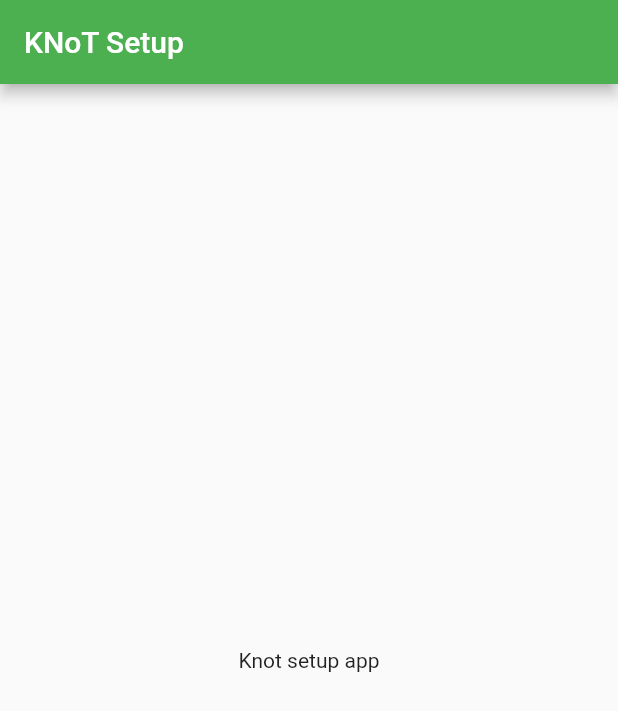
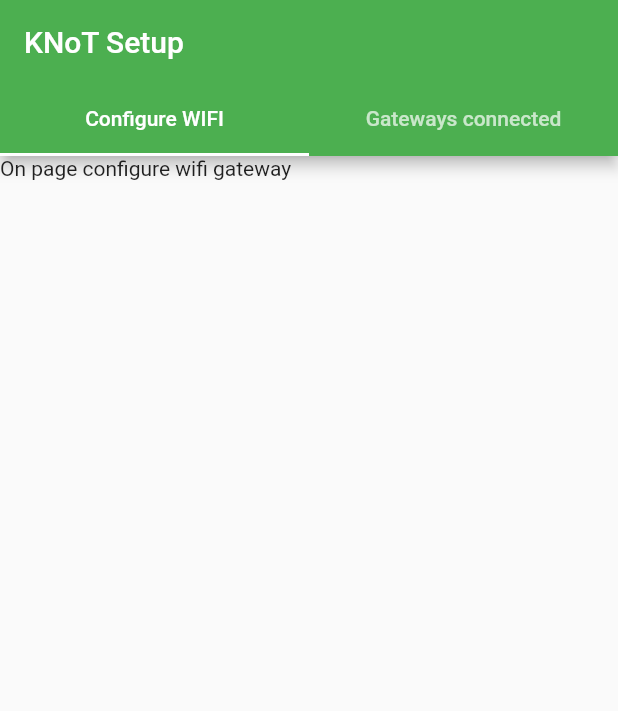
Before and after one commit to ramonhpr/knot_setup_flutter, a Flutter app: the screen it shows after launch, on a phone screen of 412 x 824 dp. Shown: the top 711 px of the screen. Run offline on Flutter 3.47's test engine with Material 2 defaults, Android fonts, the phone set to English and light mode, and no system bars.

Commit message:
Add tab controller
This patch adds a default tabcontroller with two tabs, one for gateway
configuration over bluetooth and another for gateway discovery over
mDNS.

```diff
--- a/lib/main.dart
+++ b/lib/main.dart
@@ -6,15 +6,30 @@ class Main extends StatelessWidget {
   @override
   Widget build(BuildContext context) {
     return MaterialApp(
-        title: 'KNoT Setup App',
-        theme: ThemeData(
-          primarySwatch: Colors.green,
-        ),
-        home: Scaffold(
+      title: 'KNoT Setup App',
+      theme: ThemeData(
+        primarySwatch: Colors.green,
+      ),
+      home: DefaultTabController(
+        length: 2,
+        child: Scaffold(
           appBar: AppBar(
             title: Text('KNoT Setup'),
+            bottom: TabBar(
+              tabs: [
+                Tab(child: Text('Configure WIFI')),
+                Tab(child: Text('Gateways connected')),
+              ],
+            ),
           ),
-          body: Center(child: Text('Knot setup app')),
-        ));
+          body: TabBarView(
+            children: [
+              Text('On page configure wifi gateway'),
+              Text('On page connected gateways')
+            ],
+          ),
+        ),
+      ),
+    );
   }
 }
```
